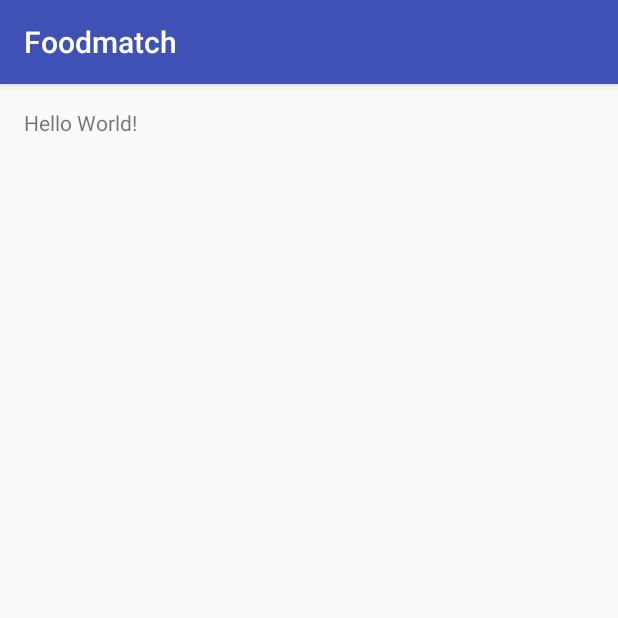
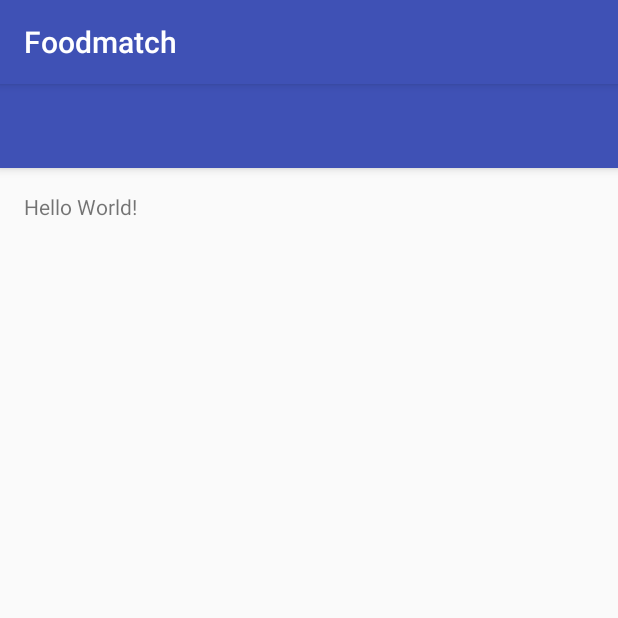
Before and after one commit to alexan059/foodmatch, an Android app: the screen it shows after launch (MainActivity), on a phone screen of 412 x 824 dp, the top half of it. Run offline under Robolectric (Android 15) with nearby library versions, the phone set to English and light mode, and no system bars; 1 statement that could not run was skipped.

Commit message:
Configured gradle, added BaseActivity

```diff
--- a/app/build.gradle
+++ b/app/build.gradle
@@ -23,4 +23,7 @@ dependencies {
     compile fileTree(dir: 'libs', include: ['*.jar'])
     testCompile 'junit:junit:4.12'
     compile 'com.android.support:appcompat-v7:23.4.0'
+    compile 'com.android.support:support-v4:23.4.0'
+    compile 'com.android.support:design:23.4.0'
+    compile 'com.lorentzos.swipecards:library:1.0.9@aar'
 }
--- /dev/null
+++ b/app/src/main/java/com/fancyfood/foodmatch/activities/BaseActivity.java
@@ -0,0 +1,73 @@
+package com.fancyfood.foodmatch.activities;
+
+import android.os.Bundle;
+import android.support.v4.widget.DrawerLayout;
+import android.support.v7.app.ActionBar;
+import android.support.v7.app.ActionBarDrawerToggle;
+import android.support.v7.app.AppCompatActivity;
+import android.support.v7.widget.Toolbar;
+import android.view.LayoutInflater;
+import android.view.View;
+import android.widget.ArrayAdapter;
+import android.widget.FrameLayout;
+import android.widget.ListView;
+
+import com.fancyfood.foodmatch.R;
+
+/**
+ * The BaseActivity class has a custom Toolbar and Navigation Drawer to
+ * be used in multiple activities without redefining them every time.
+ */
+public class BaseActivity extends AppCompatActivity {
+
+    private DrawerLayout drawerLayout;
+    private FrameLayout contentFrame;
+    private Toolbar toolbar;
+
+    @Override
+    protected void onCreate(Bundle savedInstanceState) {
+        super.onCreate(savedInstanceState);
+        setContentView(R.layout.base_layout);
+
+        toolbar = (Toolbar) findViewById(R.id.toolbar);
+        drawerLayout = (DrawerLayout) findViewById(R.id.drawer_layout);
+        contentFrame = (FrameLayout) findViewById(R.id.content_view);
+
+        initToolbarAndMenu();
+    }
+
+    /**
+     * Initialize Toolbar and Navigation Drawer.
+     */
+    private void initToolbarAndMenu() {
+        setSupportActionBar(toolbar);
+        //toolbar.setNavigationIcon(R.drawable.ic_drawer); TODO add later
+
+        ActionBar actionBar = getSupportActionBar();
+
+        if (actionBar != null) {
+            actionBar.setHomeButtonEnabled(true);
+            actionBar.setDisplayHomeAsUpEnabled(false);
+        }
+
+        ListView drawerList = (ListView) findViewById(R.id.left_drawer);
+
+        ActionBarDrawerToggle drawerToggle = new ActionBarDrawerToggle(this, drawerLayout, toolbar, R.string.open_toolbar_text, R.string.close_toolbar_text);
+        drawerLayout.addDrawerListener(drawerToggle);
+
+        String[] navigationItems = {"Option A", "Option B"};
+        drawerList.setAdapter(new ArrayAdapter<String>(this, android.R.layout.simple_list_item_1, navigationItems));
+
+    }
+
+    /**
+     * Takes the view from child and inflates into the base layout.
+     *
+     * @param layoutId
+     */
+    protected void inflateView(int layoutId) {
+        LayoutInflater layoutInflater = (LayoutInflater) getSystemService(LAYOUT_INFLATER_SERVICE);
+        View contentView = layoutInflater.inflate(layoutId, null, false);
+        contentFrame.addView(contentView, 0);
+    }
+}
--- a/app/src/main/java/com/fancyfood/foodmatch/activities/MainActivity.java
+++ b/app/src/main/java/com/fancyfood/foodmatch/activities/MainActivity.java
@@ -1,15 +1,14 @@
 package com.fancyfood.foodmatch.activities;
 
-import android.support.v7.app.AppCompatActivity;
 import android.os.Bundle;
 
 import com.fancyfood.foodmatch.R;
 
-public class MainActivity extends AppCompatActivity {
+public class MainActivity extends BaseActivity {
 
     @Override
     protected void onCreate(Bundle savedInstanceState) {
         super.onCreate(savedInstanceState);
-        setContentView(R.layout.activity_main);
+        inflateView(R.layout.activity_main);
     }
 }
--- /dev/null
+++ b/app/src/main/res/layout/base_layout.xml
@@ -0,0 +1,48 @@
+<?xml version="1.0" encoding="utf-8"?>
+<android.support.v4.widget.DrawerLayout
+    xmlns:android="http://schemas.android.com/apk/res/android"
+    xmlns:app="http://schemas.android.com/apk/res-auto"
+    android:id="@+id/drawer_layout"
+    android:layout_width="match_parent"
+    android:layout_height="match_parent">
+
+    <!-- Content frame -->
+    <android.support.design.widget.CoordinatorLayout
+        android:id="@+id/content_frame"
+        android:layout_width="match_parent"
+        android:layout_height="match_parent">
+
+        <android.support.design.widget.AppBarLayout
+            android:id="@+id/app_bar_layout"
+            android:layout_width="match_parent"
+            android:layout_height="wrap_content">
+            <!-- Toolbar (Menu and Title) -->
+            <android.support.v7.widget.Toolbar
+                android:id="@+id/toolbar"
+                android:layout_width="match_parent"
+                android:layout_height="?attr/actionBarSize"
+                android:background="@color/colorPrimary"
+                app:popupTheme="@style/ThemeOverlay.AppCompat.Light"
+                app:theme="@style/ThemeOverlay.AppCompat.Dark.ActionBar" />
+        </android.support.design.widget.AppBarLayout>
+
+        <FrameLayout
+            android:id="@+id/content_view"
+            android:layout_width="match_parent"
+            android:layout_height="match_parent"
+            app:layout_behavior="@string/appbar_scrolling_view_behavior">
+
+        </FrameLayout>
+
+    </android.support.design.widget.CoordinatorLayout>
+
+    <!-- Navigation drawer -->
+    <ListView
+        android:id="@+id/left_drawer"
+        android:layout_width="240dp"
+        android:layout_height="match_parent"
+        android:layout_gravity="start"
+        android:divider="@color/transparent"
+        android:dividerHeight="0dp"
+        android:background="#FFFFFF"/>
+</android.support.v4.widget.DrawerLayout>
--- a/app/src/main/res/values/colors.xml
+++ b/app/src/main/res/values/colors.xml
@@ -3,4 +3,5 @@
     <color name="colorPrimary">#3F51B5</color>
     <color name="colorPrimaryDark">#303F9F</color>
     <color name="colorAccent">#FF4081</color>
+    <color name="transparent">#FFFFFFFF</color>
 </resources>
--- a/app/src/main/res/values/strings.xml
+++ b/app/src/main/res/values/strings.xml
@@ -1,3 +1,5 @@
 <resources>
     <string name="app_name">Foodmatch</string>
+    <string name="open_toolbar_text">Öffnen</string>
+    <string name="close_toolbar_text">Schließen</string>
 </resources>
```
